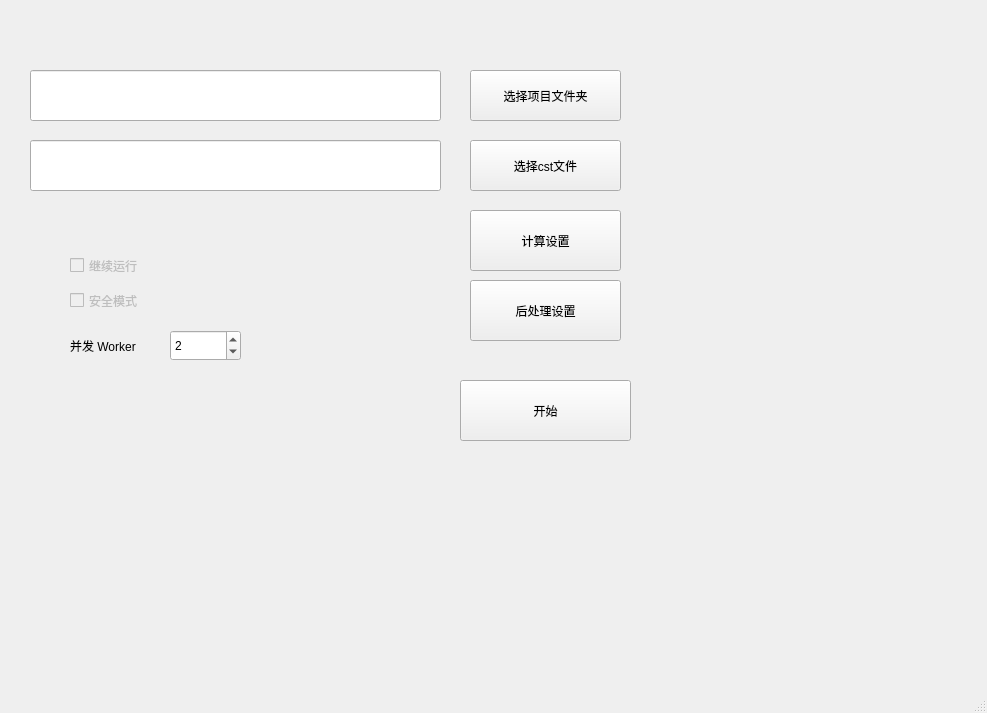
The window that GUI/ui_main.ui (wzmsykk/cst_tools) describes before a commit, drawn with Qt 5.
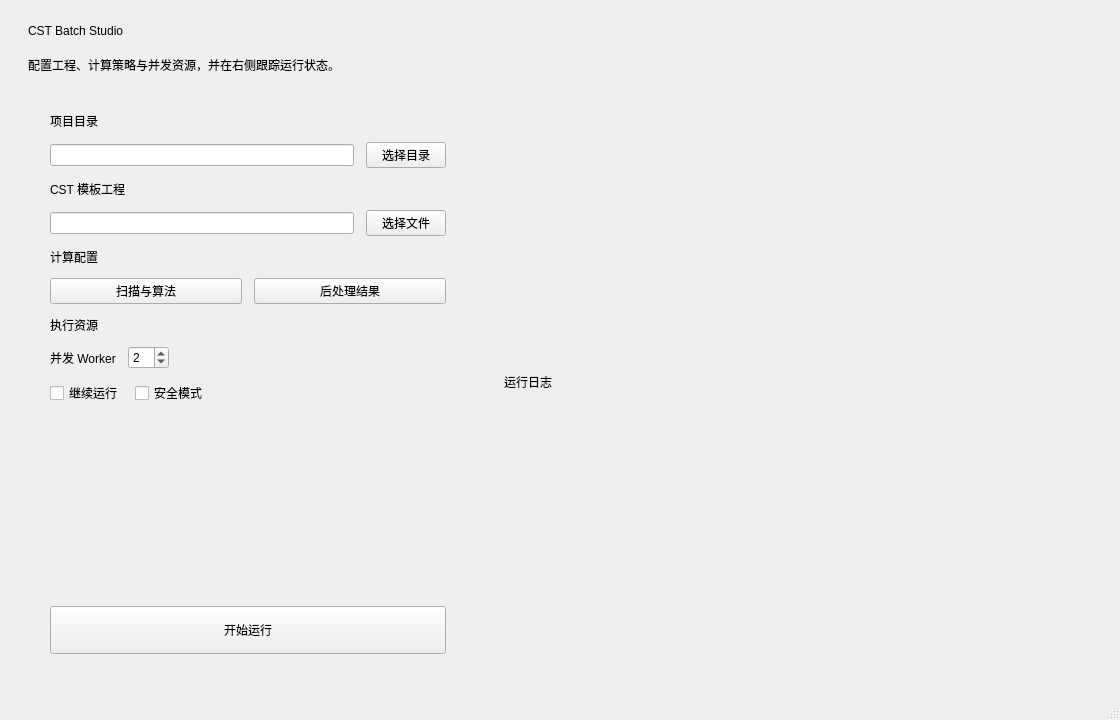
The same window after the commit.

What changed in the file:
```diff
--- a/GUI/ui_main.ui
+++ b/GUI/ui_main.ui
@@ -2,178 +2,56 @@
 <ui version="4.0">
  <class>MainWindow</class>
  <widget class="QMainWindow" name="MainWindow">
-  <property name="geometry">
-   <rect>
-    <x>0</x>
-    <y>0</y>
-    <width>987</width>
-    <height>713</height>
-   </rect>
-  </property>
-  <property name="windowTitle">
-   <string>CST Batch Studio</string>
-  </property>
+  <property name="geometry"><rect><x>0</x><y>0</y><width>1120</width><height>720</height></rect></property>
+  <property name="minimumSize"><size><width>900</width><height>600</height></size></property>
+  <property name="windowTitle"><string>CST Batch Studio</string></property>
   <widget class="QWidget" name="centralwidget">
-   <widget class="QPushButton" name="selectProjectDirButton">
-    <property name="geometry">
-     <rect>
-      <x>470</x>
-      <y>70</y>
-      <width>151</width>
-      <height>51</height>
-     </rect>
-    </property>
-    <property name="text">
-     <string>选择项目文件夹</string>
-    </property>
-   </widget>
-   <widget class="QLineEdit" name="dirNameLineEdit">
-    <property name="geometry">
-     <rect>
-      <x>30</x>
-      <y>70</y>
-      <width>411</width>
-      <height>51</height>
-     </rect>
-    </property>
-   </widget>
-   <widget class="QPushButton" name="StartButton">
-    <property name="geometry">
-     <rect>
-      <x>460</x>
-      <y>380</y>
-      <width>171</width>
-      <height>61</height>
-     </rect>
-    </property>
-    <property name="text">
-     <string>开始</string>
-    </property>
-   </widget>
-   <widget class="QWidget" name="horizontalLayoutWidget">
-    <property name="geometry">
-     <rect>
-      <x>670</x>
-      <y>40</y>
-      <width>271</width>
-      <height>471</height>
-     </rect>
-    </property>
-    <layout class="QHBoxLayout" name="LogBoxLayout"/>
-   </widget>
-   <widget class="QPushButton" name="AlgSettingButton">
-    <property name="geometry">
-     <rect>
-      <x>470</x>
-      <y>210</y>
-      <width>151</width>
-      <height>61</height>
-     </rect>
-    </property>
-    <property name="text">
-     <string>计算设置</string>
-    </property>
-   </widget>
-   <widget class="QLineEdit" name="cstFilePathLineEdit">
-    <property name="geometry">
-     <rect>
-      <x>30</x>
-      <y>140</y>
-      <width>411</width>
-      <height>51</height>
-     </rect>
-    </property>
-   </widget>
-   <widget class="QPushButton" name="selectCSTPathButton">
-    <property name="geometry">
-     <rect>
-      <x>470</x>
-      <y>140</y>
-      <width>151</width>
-      <height>51</height>
-     </rect>
-    </property>
-    <property name="text">
-     <string>选择cst文件</string>
-    </property>
-   </widget>
-   <widget class="QCheckBox" name="checkBox_CTN">
-    <property name="enabled">
-     <bool>false</bool>
-    </property>
-    <property name="geometry">
-     <rect>
-      <x>70</x>
-      <y>250</y>
-      <width>121</width>
-      <height>31</height>
-     </rect>
-    </property>
-    <property name="text">
-     <string>继续运行</string>
-    </property>
-   </widget>
-   <widget class="QCheckBox" name="checkBox_SAFE">
-    <property name="enabled">
-     <bool>false</bool>
-    </property>
-    <property name="geometry">
-     <rect>
-      <x>70</x>
-      <y>290</y>
-      <width>101</width>
-      <height>21</height>
-     </rect>
-    </property>
-    <property name="text">
-     <string>安全模式</string>
-    </property>
-   </widget>
-   <widget class="QPushButton" name="postProcessButton">
-    <property name="geometry">
-     <rect>
-      <x>470</x>
-      <y>280</y>
-      <width>151</width>
-      <height>61</height>
-     </rect>
-    </property>
-    <property name="text">
-     <string>后处理设置</string>
-    </property>
-   </widget>
-   <widget class="QLabel" name="workerCountLabel">
-    <property name="geometry">
-     <rect>
-      <x>70</x>
-      <y>330</y>
-      <width>91</width>
-      <height>31</height>
-     </rect>
-    </property>
-    <property name="text">
-     <string>并发 Worker</string>
-    </property>
-   </widget>
-   <widget class="QSpinBox" name="workerCountSpinBox">
-    <property name="geometry">
-     <rect>
-      <x>170</x>
-      <y>330</y>
-      <width>71</width>
-      <height>31</height>
-     </rect>
-    </property>
-    <property name="minimum">
-     <number>1</number>
-    </property>
-    <property name="maximum">
-     <number>64</number>
-    </property>
-    <property name="value">
-     <number>2</number>
-    </property>
-   </widget>
+   <layout class="QVBoxLayout" name="pageLayout">
+    <property name="leftMargin"><number>28</number></property>
+    <property name="topMargin"><number>24</number></property>
+    <property name="rightMargin"><number>28</number></property>
+    <property name="bottomMargin"><number>24</number></property>
+    <property name="spacing"><number>18</number></property>
+    <item><widget class="QLabel" name="titleLabel"><property name="text"><string>CST Batch Studio</string></property></widget></item>
+    <item><widget class="QLabel" name="subtitleLabel"><property name="text"><string>配置工程、计算策略与并发资源，并在右侧跟踪运行状态。</string></property></widget></item>
+    <item>
+     <layout class="QHBoxLayout" name="workspaceLayout" stretch="0,1">
+      <property name="spacing"><number>18</number></property>
+      <item>
+       <widget class="QFrame" name="setupPanel">
+        <property name="minimumSize"><size><width>440</width><height>0</height></size></property>
+        <property name="maximumSize"><size><width>560</width><height>16777215</height></size></property>
+        <layout class="QVBoxLayout" name="setupLayout">
+         <property name="leftMargin"><number>22</number></property><property name="topMargin"><number>20</number></property>
+         <property name="rightMargin"><number>22</number></property><property name="bottomMargin"><number>20</number></property>
+         <property name="spacing"><number>12</number></property>
+         <item><widget class="QLabel" name="projectSectionLabel"><property name="text"><string>项目目录</string></property></widget></item>
+         <item><layout class="QHBoxLayout" name="projectRow" stretch="1,0"><item><widget class="QLineEdit" name="dirNameLineEdit"/></item><item><widget class="QPushButton" name="selectProjectDirButton"><property name="text"><string>选择目录</string></property></widget></item></layout></item>
+         <item><widget class="QLabel" name="cstSectionLabel"><property name="text"><string>CST 模板工程</string></property></widget></item>
+         <item><layout class="QHBoxLayout" name="cstRow" stretch="1,0"><item><widget class="QLineEdit" name="cstFilePathLineEdit"/></item><item><widget class="QPushButton" name="selectCSTPathButton"><property name="text"><string>选择文件</string></property></widget></item></layout></item>
+         <item><widget class="QLabel" name="configurationSectionLabel"><property name="text"><string>计算配置</string></property></widget></item>
+         <item><layout class="QHBoxLayout" name="configurationRow"><item><widget class="QPushButton" name="AlgSettingButton"><property name="text"><string>扫描与算法</string></property></widget></item><item><widget class="QPushButton" name="postProcessButton"><property name="text"><string>后处理结果</string></property></widget></item></layout></item>
+         <item><widget class="QLabel" name="executionSectionLabel"><property name="text"><string>执行资源</string></property></widget></item>
+         <item><layout class="QHBoxLayout" name="executionRow"><item><widget class="QLabel" name="workerCountLabel"><property name="text"><string>并发 Worker</string></property></widget></item><item><widget class="QSpinBox" name="workerCountSpinBox"><property name="minimum"><number>1</number></property><property name="maximum"><number>64</number></property><property name="value"><number>2</number></property></widget></item><item><spacer name="executionSpacer"><property name="orientation"><enum>Qt::Horizontal</enum></property><property name="sizeHint" stdset="0"><size><width>40</width><height>20</height></size></property></spacer></item></layout></item>
+         <item><layout class="QHBoxLayout" name="optionsRow"><item><widget class="QCheckBox" name="checkBox_CTN"><property name="enabled"><bool>true</bool></property><property name="text"><string>继续运行</string></property></widget></item><item><widget class="QCheckBox" name="checkBox_SAFE"><property name="enabled"><bool>true</bool></property><property name="text"><string>安全模式</string></property></widget></item><item><spacer name="optionsSpacer"><property name="orientation"><enum>Qt::Horizontal</enum></property><property name="sizeHint" stdset="0"><size><width>40</width><height>20</height></size></property></spacer></item></layout></item>
+         <item><spacer name="verticalSpacer"><property name="orientation"><enum>Qt::Vertical</enum></property><property name="sizeHint" stdset="0"><size><width>20</width><height>40</height></size></property></spacer></item>
+         <item><widget class="QPushButton" name="StartButton"><property name="minimumSize"><size><width>0</width><height>48</height></size></property><property name="text"><string>开始运行</string></property></widget></item>
+        </layout>
+       </widget>
+      </item>
+      <item>
+       <widget class="QFrame" name="logPanel">
+        <layout class="QVBoxLayout" name="logPanelLayout">
+         <property name="leftMargin"><number>18</number></property><property name="topMargin"><number>16</number></property>
+         <property name="rightMargin"><number>18</number></property><property name="bottomMargin"><number>18</number></property>
+         <item><widget class="QLabel" name="logHeaderLabel"><property name="text"><string>运行日志</string></property></widget></item>
+         <item><layout class="QHBoxLayout" name="LogBoxLayout"/></item>
+        </layout>
+       </widget>
+      </item>
+     </layout>
+    </item>
+   </layout>
   </widget>
   <widget class="QMenuBar" name="menubar">
    <property name="geometry">
```
Left out of the diff: 11 changed lines with no effect on the pictures.
